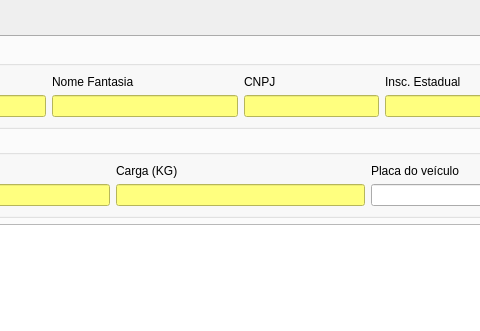
lellisls/ERP-STACCATO, file ui/cadastrotransportadora.ui: the form before one commit; both pictures show x 173 to 653 and y 0 to 331 of the 1176 by 685 pixel window.
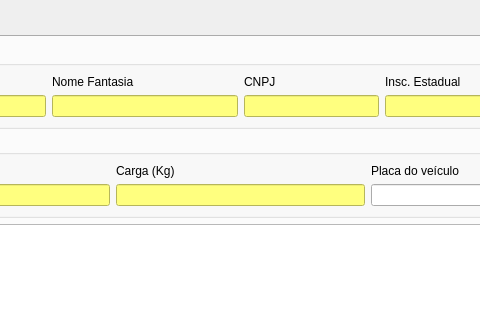
The form after the commit. Icons and pictures are not drawn. Custom widgets are drawn as their Qt base class.

Diff of the .ui file:
```diff
--- a/ui/cadastrotransportadora.ui
+++ b/ui/cadastrotransportadora.ui
@@ -45,7 +45,7 @@
           <item row="0" column="1">
            <widget class="QLabel" name="labelCarga">
             <property name="text">
-             <string>Carga (KG)</string>
+             <string>Carga (Kg)</string>
             </property>
            </widget>
           </item>
```
Left out of the diff: 8 changed lines with no effect on the pictures.
